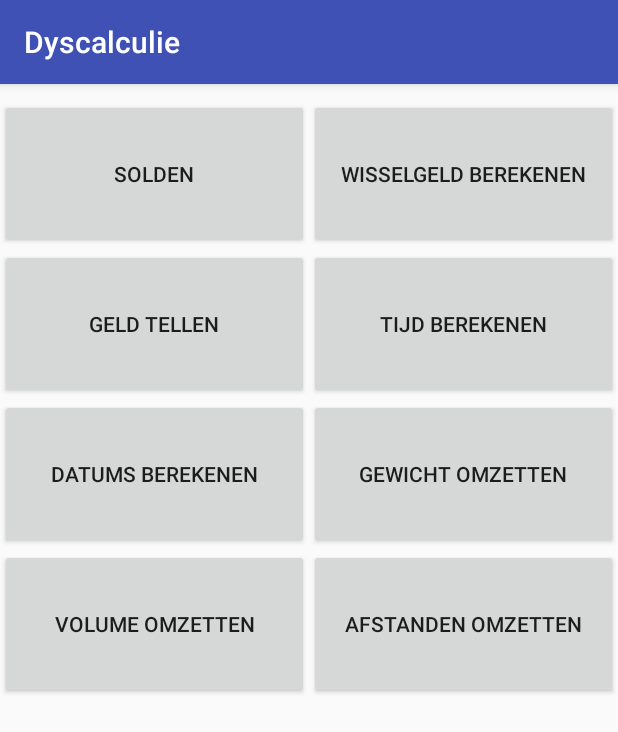
After one commit to Dergent/DyscalculiePoject, an Android app: the fragment HomeFragment shown on its own in the app's theme, on a phone screen of 412 x 824 dp. The commit adds this screen. Shown: the top 732 px of the screen. Run offline under Robolectric (Android 15) with nearby library versions, the phone set to English and light mode, and no system bars.

Commit message:
(WIP) commit to merge into Home fragment after manual merge

```diff
--- /dev/null
+++ b/app/src/main/java/be/thomasmore/dyscalculie/HomeFragment.java
@@ -0,0 +1,29 @@
+package be.thomasmore.dyscalculie;
+
+
+import android.os.Bundle;
+import android.support.v4.app.Fragment;
+import android.view.LayoutInflater;
+import android.view.View;
+import android.view.ViewGroup;
+
+
+/**
+ * A simple {@link Fragment} subclass.
+ */
+public class HomeFragment extends Fragment {
+
+
+    public HomeFragment() {
+        // Required empty public constructor
+    }
+
+
+    @Override
+    public View onCreateView(LayoutInflater inflater, ViewGroup container,
+                             Bundle savedInstanceState) {
+        // Inflate the layout for this fragment
+        return inflater.inflate(R.layout.fragment_home, container, false);
+    }
+
+}
--- /dev/null
+++ b/app/src/main/res/layout/fragment_home.xml
@@ -0,0 +1,104 @@
+<FrameLayout xmlns:android="http://schemas.android.com/apk/res/android"
+    xmlns:tools="http://schemas.android.com/tools"
+    android:layout_width="match_parent"
+    android:layout_height="match_parent"
+    tools:context="be.thomasmore.dyscalculie.HomeFragment">
+
+
+    <LinearLayout xmlns:android="http://schemas.android.com/apk/res/android"
+        android:layout_width="match_parent"
+        android:layout_height="match_parent"
+        android:layout_marginTop="10dp"
+        android:orientation="vertical">
+
+        <LinearLayout xmlns:android="http://schemas.android.com/apk/res/android"
+            android:layout_width="match_parent"
+            android:layout_height="wrap_content"
+            android:baselineAligned="false"
+            android:orientation="horizontal"
+            android:weightSum="1">
+
+            <Button
+                android:id="@+id/solden"
+                android:layout_width="0dp"
+                android:layout_height="100dp"
+                android:layout_weight="0.5"
+                android:text="@string/solden" />
+            <Button
+                android:id="@+id/wisselgeld"
+                android:layout_width="0dp"
+                android:layout_height="100dp"
+                android:layout_weight="0.5"
+                android:text="@string/wisselgeld" />
+
+        </LinearLayout>
+
+        <LinearLayout xmlns:android="http://schemas.android.com/apk/res/android"
+            android:layout_width="match_parent"
+            android:layout_height="wrap_content"
+            android:baselineAligned="false"
+            android:orientation="horizontal"
+            android:weightSum="1">
+
+            <Button
+                android:id="@+id/geldTellen"
+                android:layout_width="0dp"
+                android:layout_height="100dp"
+                android:layout_weight="0.5"
+                android:text="@string/geldTellen" />
+            <Button
+                android:id="@+id/tijdBerekenen"
+                android:layout_width="0dp"
+                android:layout_height="100dp"
+                android:layout_weight="0.5"
+                android:text="@string/tijdBerekenen" />
+
+        </LinearLayout>
+
+        <LinearLayout xmlns:android="http://schemas.android.com/apk/res/android"
+            android:layout_width="match_parent"
+            android:layout_height="wrap_content"
+            android:baselineAligned="false"
+            android:orientation="horizontal"
+            android:weightSum="1">
+
+            <Button
+                android:id="@+id/datumsBerekenen"
+                android:layout_width="0dp"
+                android:layout_height="100dp"
+                android:layout_weight="0.5"
+                android:text="@string/datumsBerekenen" />
+            <Button
+                android:id="@+id/gewichtOmzetten"
+                android:padding="0dp"
+                android:layout_width="0dp"
+                android:layout_height="100dp"
+                android:layout_weight="0.5"
+                android:text="@string/gewichtOmzetten" />
+        </LinearLayout>
+
+        <LinearLayout xmlns:android="http://schemas.android.com/apk/res/android"
+            android:layout_width="match_parent"
+            android:layout_height="wrap_content"
+            android:baselineAligned="false"
+            android:orientation="horizontal"
+            android:weightSum="1">
+
+            <Button
+                android:id="@+id/volumeOmzetten"
+                android:layout_width="0dp"
+                android:layout_height="100dp"
+                android:layout_weight="0.5"
+                android:text="@string/volumeOmzetten" />
+            <Button
+                android:id="@+id/afstandenOmzetten"
+                android:layout_width="0dp"
+                android:layout_height="100dp"
+                android:layout_weight="0.5"
+                android:text="@string/afstandenOmzetten" />
+
+        </LinearLayout>
+    </LinearLayout>
+
+
+</FrameLayout>
--- a/app/src/main/res/values/strings.xml
+++ b/app/src/main/res/values/strings.xml
@@ -6,6 +6,13 @@
 
     <string name="action_settings">Settings</string>
 
-    <!-- TODO: Remove or change this placeholder text -->
-    <string name="hello_blank_fragment">Hello blank fragment</string>
+
+    <string name="solden">Solden</string>
+    <string name="wisselgeld">Wisselgeld berekenen</string>
+    <string name="geldTellen">Geld tellen</string>
+    <string name="tijdBerekenen">Tijd berekenen</string>
+    <string name="datumsBerekenen">Datums berekenen</string>
+    <string name="gewichtOmzetten">Gewicht Omzetten</string>
+    <string name="volumeOmzetten">Volume omzetten</string>
+    <string name="afstandenOmzetten">Afstanden omzetten</string>
 </resources>
```
